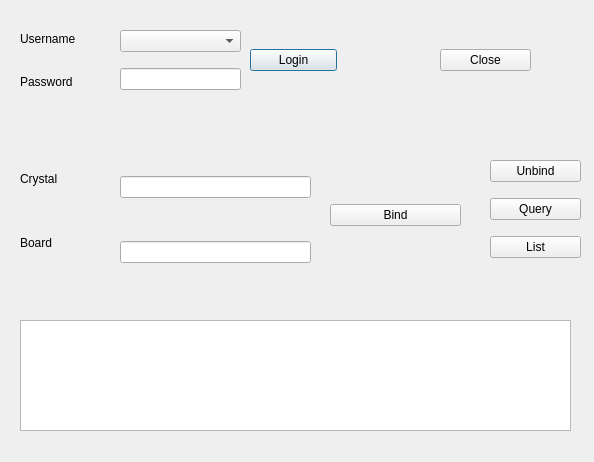
Before: the Qt Designer form mainform.ui in sunglen/pyqt, drawn with Qt 5.
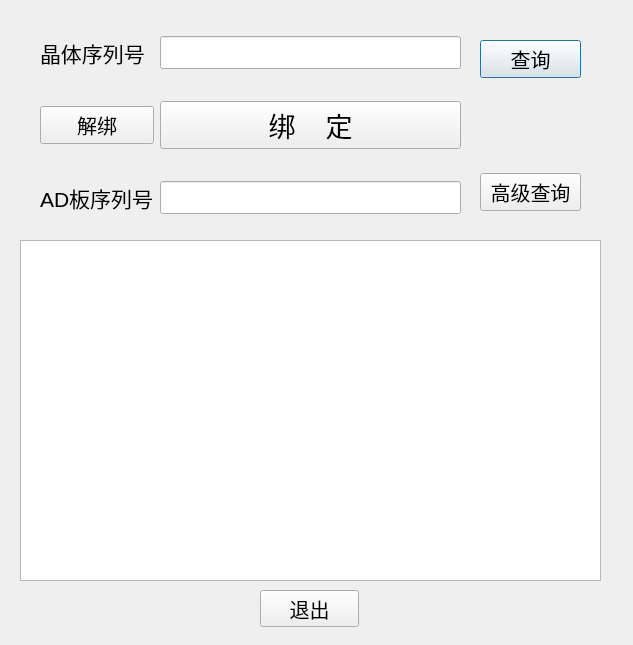
After: the same form once the commit is applied.

Commit message: add login form, complete table output for list.

What changed in the file:
```diff
--- a/mainform.ui
+++ b/mainform.ui
@@ -6,8 +6,8 @@
    <rect>
     <x>0</x>
     <y>0</y>
-    <width>594</width>
-    <height>462</height>
+    <width>633</width>
+    <height>645</height>
    </rect>
   </property>
   <property name="windowTitle">
@@ -17,194 +17,171 @@
    <property name="geometry">
     <rect>
      <x>20</x>
-     <y>320</y>
-     <width>551</width>
-     <height>111</height>
+     <y>240</y>
+     <width>581</width>
+     <height>341</height>
     </rect>
    </property>
-  </widget>
-  <widget class="QWidget" name="verticalLayoutWidget">
-   <property name="geometry">
-    <rect>
-     <x>20</x>
-     <y>20</y>
-     <width>91</width>
-     <height>80</height>
-    </rect>
+   <property name="font">
+    <font>
+     <pointsize>12</pointsize>
+    </font>
    </property>
-   <layout class="QVBoxLayout" name="verticalLayout_2">
-    <item>
-     <widget class="QLabel" name="label_1">
-      <property name="text">
-       <string>Username</string>
-      </property>
-     </widget>
-    </item>
-    <item>
-     <widget class="QLabel" name="label_2">
-      <property name="text">
-       <string>Password</string>
-      </property>
-     </widget>
-    </item>
-   </layout>
-  </widget>
-  <widget class="QWidget" name="verticalLayoutWidget_2">
-   <property name="geometry">
-    <rect>
-     <x>120</x>
-     <y>20</y>
-     <width>121</width>
-     <height>80</height>
-    </rect>
-   </property>
-   <layout class="QVBoxLayout" name="verticalLayout_3">
-    <item>
-     <widget class="QComboBox" name="userComboBox"/>
-    </item>
-    <item>
-     <widget class="QLineEdit" name="passLine">
-      <property name="echoMode">
-       <enum>QLineEdit::Password</enum>
-      </property>
-     </widget>
-    </item>
-   </layout>
-  </widget>
-  <widget class="QWidget" name="horizontalLayoutWidget">
-   <property name="geometry">
-    <rect>
-     <x>250</x>
-     <y>20</y>
-     <width>87</width>
-     <height>80</height>
-    </rect>
-   </property>
-   <layout class="QHBoxLayout" name="horizontalLayout_6">
-    <item>
-     <widget class="QPushButton" name="loginButton">
-      <property name="text">
-       <string>Login</string>
-      </property>
-     </widget>
-    </item>
-   </layout>
-  </widget>
-  <widget class="QWidget" name="verticalLayoutWidget_3">
-   <property name="geometry">
-    <rect>
-     <x>440</x>
-     <y>20</y>
-     <width>91</width>
-     <height>80</height>
-    </rect>
-   </property>
-   <layout class="QVBoxLayout" name="verticalLayout_4">
-    <item>
-     <widget class="QPushButton" name="closeButton">
-      <property name="text">
-       <string>Close</string>
-      </property>
-     </widget>
-    </item>
-   </layout>
-  </widget>
-  <widget class="QWidget" name="verticalLayoutWidget_4">
-   <property name="geometry">
-    <rect>
-     <x>20</x>
-     <y>150</y>
-     <width>81</width>
-     <height>121</height>
-    </rect>
-   </property>
-   <layout class="QVBoxLayout" name="verticalLayout_6">
-    <item>
-     <widget class="QLabel" name="label_3">
-      <property name="text">
-       <string>Crystal</string>
-      </property>
-     </widget>
-    </item>
-    <item>
-     <widget class="QLabel" name="label_4">
-      <property name="text">
-       <string>Board</string>
-      </property>
-     </widget>
-    </item>
-   </layout>
-  </widget>
-  <widget class="QWidget" name="verticalLayoutWidget_5">
-   <property name="geometry">
-    <rect>
-     <x>120</x>
-     <y>139</y>
-     <width>191</width>
-     <height>161</height>
-    </rect>
-   </property>
-   <layout class="QVBoxLayout" name="verticalLayout_7">
-    <item>
-     <widget class="QLineEdit" name="crystalLine"/>
-    </item>
-    <item>
-     <widget class="QLineEdit" name="boardLine"/>
-    </item>
-   </layout>
-  </widget>
-  <widget class="QWidget" name="verticalLayoutWidget_6">
-   <property name="geometry">
-    <rect>
-     <x>330</x>
-     <y>150</y>
-     <width>131</width>
-     <height>131</height>
-    </rect>
-   </property>
-   <layout class="QVBoxLayout" name="verticalLayout_8">
-    <item>
-     <widget class="QPushButton" name="bindButton">
-      <property name="text">
-       <string>Bind</string>
-      </property>
-     </widget>
-    </item>
-   </layout>
   </widget>
   <widget class="QWidget" name="verticalLayoutWidget_7">
    <property name="geometry">
     <rect>
-     <x>490</x>
-     <y>150</y>
-     <width>91</width>
-     <height>121</height>
+     <x>480</x>
+     <y>40</y>
+     <width>101</width>
+     <height>171</height>
     </rect>
    </property>
    <layout class="QVBoxLayout" name="verticalLayout_10">
-    <item>
-     <widget class="QPushButton" name="unbindButton">
-      <property name="text">
-       <string>Unbind</string>
-      </property>
-     </widget>
-    </item>
     <item>
      <widget class="QPushButton" name="queryButton">
+      <property name="font">
+       <font>
+        <pointsize>15</pointsize>
+       </font>
+      </property>
       <property name="text">
-       <string>Query</string>
+       <string>查询</string>
       </property>
      </widget>
     </item>
+    <item>
+     <spacer name="verticalSpacer">
+      <property name="orientation">
+       <enum>Qt::Vertical</enum>
+      </property>
+      <property name="sizeHint" stdset="0">
+       <size>
+        <width>20</width>
+        <height>20</height>
+       </size>
+      </property>
+     </spacer>
+    </item>
     <item>
      <widget class="QPushButton" name="listButton">
+      <property name="font">
+       <font>
+        <pointsize>15</pointsize>
+       </font>
+      </property>
       <property name="text">
-       <string>List</string>
+       <string>高级查询</string>
       </property>
      </widget>
     </item>
    </layout>
   </widget>
+  <widget class="QWidget" name="gridLayoutWidget">
+   <property name="geometry">
+    <rect>
+     <x>40</x>
+     <y>10</y>
+     <width>421</width>
+     <height>231</height>
+    </rect>
+   </property>
+   <layout class="QGridLayout" name="gridLayout">
+    <item row="6" column="0">
+     <widget class="QLabel" name="label_4">
+      <property name="font">
+       <font>
+        <pointsize>16</pointsize>
+       </font>
+      </property>
+      <property name="text">
+       <string>AD板序列号</string>
+      </property>
+     </widget>
+    </item>
+    <item row="1" column="0">
+     <widget class="QLabel" name="label_3">
+      <property name="font">
+       <font>
+        <pointsize>16</pointsize>
+       </font>
+      </property>
+      <property name="text">
+       <string>晶体序列号</string>
+      </property>
+     </widget>
+    </item>
+    <item row="6" column="1">
+     <widget class="QLineEdit" name="boardLine">
+      <property name="font">
+       <font>
+        <pointsize>16</pointsize>
+        <weight>75</weight>
+        <bold>true</bold>
+       </font>
+      </property>
+     </widget>
+    </item>
+    <item row="1" column="1">
+     <widget class="QLineEdit" name="crystalLine">
+      <property name="font">
+       <font>
+        <pointsize>16</pointsize>
+        <weight>75</weight>
+        <bold>true</bold>
+       </font>
+      </property>
+     </widget>
+    </item>
+    <item row="2" column="1">
+     <widget class="QPushButton" name="bindButton">
+      <property name="font">
+       <font>
+        <pointsize>20</pointsize>
+       </font>
+      </property>
+      <property name="text">
+       <string>绑    定</string>
+      </property>
+     </widget>
+    </item>
+    <item row="2" column="0">
+     <widget class="QPushButton" name="unbindButton">
+      <property name="font">
+       <font>
+        <pointsize>15</pointsize>
+       </font>
+      </property>
+      <property name="text">
+       <string>解绑</string>
+      </property>
+     </widget>
+    </item>
+   </layout>
+  </widget>
+  <widget class="QPushButton" name="closeButton">
+   <property name="geometry">
+    <rect>
+     <x>260</x>
+     <y>590</y>
+     <width>99</width>
+     <height>37</height>
+    </rect>
+   </property>
+   <property name="font">
+    <font>
+     <pointsize>15</pointsize>
+    </font>
+   </property>
+   <property name="text">
+    <string>退出</string>
+   </property>
+  </widget>
+  <zorder>resultBrowser</zorder>
+  <zorder>verticalLayoutWidget_7</zorder>
+  <zorder>loginButton</zorder>
+  <zorder>gridLayoutWidget</zorder>
+  <zorder>closeButton</zorder>
  </widget>
  <resources/>
  <connections>
```
The commit also changes 4 other files.
